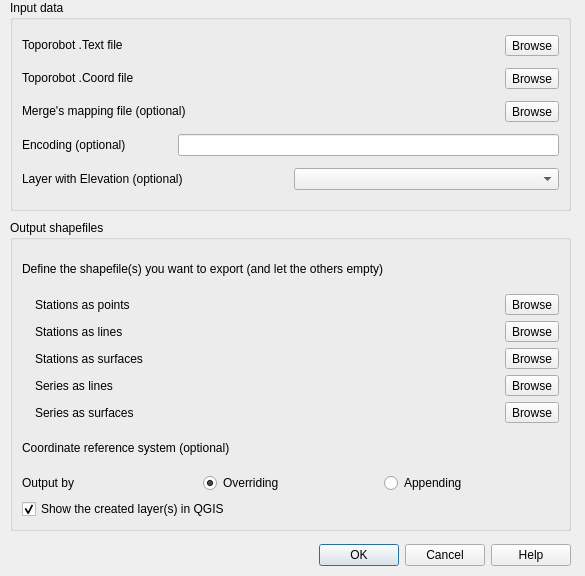
Before: the Qt Designer form toporobotimporter.ui in florianhof/ToporobotImporter, drawn with Qt 5.
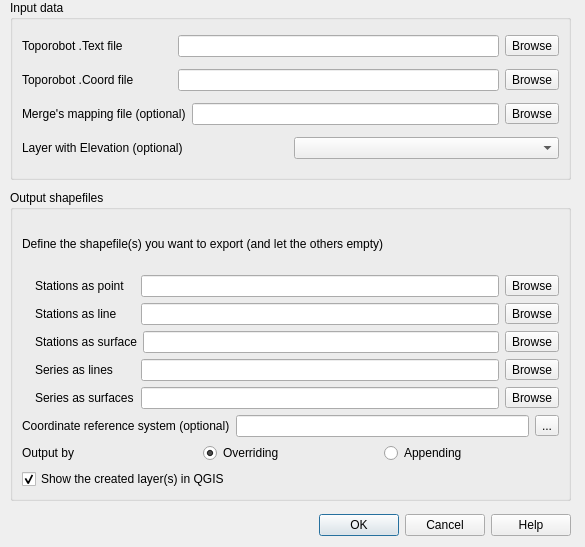
After: the same form once the commit is applied. Icons and pictures are not drawn. Custom widgets are drawn as their Qt base class.

Diff of the .ui file:
```diff
--- a/toporobotimporter.ui
+++ b/toporobotimporter.ui
@@ -7,15 +7,9 @@
     <x>0</x>
     <y>0</y>
     <width>585</width>
-    <height>576</height>
+    <height>547</height>
    </rect>
   </property>
-  <property name="sizePolicy">
-   <sizepolicy hsizetype="Expanding" vsizetype="Expanding">
-    <horstretch>0</horstretch>
-    <verstretch>0</verstretch>
-   </sizepolicy>
-  </property>
   <property name="windowTitle">
    <string>ToporobotImporter</string>
   </property>
@@ -23,7 +17,7 @@
    <property name="geometry">
     <rect>
      <x>10</x>
-     <y>540</y>
+     <y>510</y>
      <width>561</width>
      <height>31</height>
     </rect>
@@ -41,15 +35,9 @@
      <x>10</x>
      <y>0</y>
      <width>561</width>
-     <height>211</height>
+     <height>180</height>
     </rect>
    </property>
-   <property name="sizePolicy">
-    <sizepolicy hsizetype="Expanding" vsizetype="Preferred">
-     <horstretch>0</horstretch>
-     <verstretch>0</verstretch>
-    </sizepolicy>
-   </property>
    <property name="title">
     <string>Input data</string>
    </property>
@@ -76,14 +64,7 @@
        </widget>
       </item>
       <item>
-       <widget class="QgsFileWidget" name="leToporobotText" native="true">
-        <property name="sizePolicy">
-         <sizepolicy hsizetype="Expanding" vsizetype="Preferred">
-          <horstretch>0</horstretch>
-          <verstretch>0</verstretch>
-         </sizepolicy>
-        </property>
-       </widget>
+       <widget class="QgsFileDropEdit" name="leToporobotText"/>
       </item>
       <item>
        <widget class="QToolButton" name="bBrowseToporobotText">
@@ -116,14 +97,7 @@
        </widget>
       </item>
       <item>
-       <widget class="QgsFileWidget" name="leToporobotCoord" native="true">
-        <property name="sizePolicy">
-         <sizepolicy hsizetype="Expanding" vsizetype="Preferred">
-          <horstretch>0</horstretch>
-          <verstretch>0</verstretch>
-         </sizepolicy>
-        </property>
-       </widget>
+       <widget class="QgsFileDropEdit" name="leToporobotCoord"/>
       </item>
       <item>
        <widget class="QToolButton" name="bBrowseToporobotCoord">
@@ -156,7 +130,7 @@
        </widget>
       </item>
       <item>
-       <widget class="QgsFileWidget" name="leMergeMapping" native="true"/>
+       <widget class="QgsFileDropEdit" name="leMergeMapping"/>
       </item>
       <item>
        <widget class="QToolButton" name="bBrowseMergeMapping">
@@ -168,39 +142,7 @@
      </layout>
     </item>
     <item>
-     <layout class="QHBoxLayout" name="horizontalLayoutEncoding">
-      <item>
-       <widget class="QLabel" name="label_7">
-        <property name="sizePolicy">
-         <sizepolicy hsizetype="Preferred" vsizetype="Preferred">
-          <horstretch>0</horstretch>
-          <verstretch>0</verstretch>
-         </sizepolicy>
-        </property>
-        <property name="minimumSize">
-         <size>
-          <width>150</width>
-          <height>0</height>
-         </size>
-        </property>
-        <property name="baseSize">
-         <size>
-          <width>150</width>
-          <height>0</height>
-         </size>
-        </property>
-        <property name="text">
-         <string>Encoding (optional)</string>
-        </property>
-       </widget>
-      </item>
-      <item>
-       <widget class="QLineEdit" name="leEncoding"/>
-      </item>
-     </layout>
-    </item>
-    <item>
-     <layout class="QHBoxLayout" name="horizontalLayoutDem">
+     <layout class="QHBoxLayout" name="horizontalLayout_5">
       <item>
        <widget class="QLabel" name="label_5">
         <property name="sizePolicy">
@@ -237,13 +179,13 @@
    <property name="geometry">
     <rect>
      <x>10</x>
-     <y>220</y>
+     <y>190</y>
      <width>561</width>
      <height>311</height>
     </rect>
    </property>
    <property name="sizePolicy">
-    <sizepolicy hsizetype="Expanding" vsizetype="MinimumExpanding">
+    <sizepolicy hsizetype="Preferred" vsizetype="Fixed">
      <horstretch>0</horstretch>
      <verstretch>0</verstretch>
     </sizepolicy>
@@ -286,19 +228,12 @@
          </size>
         </property>
         <property name="text">
-         <string>Stations as points</string>
+         <string>Stations as point</string>
         </property>
        </widget>
       </item>
       <item>
-       <widget class="QgsFileWidget" name="leOutPoints" native="true">
-        <property name="sizePolicy">
-         <sizepolicy hsizetype="Expanding" vsizetype="Preferred">
-          <horstretch>0</horstretch>
-          <verstretch>0</verstretch>
-         </sizepolicy>
-        </property>
-       </widget>
+       <widget class="QgsFileDropEdit" name="leOutPoints"/>
       </item>
       <item>
        <widget class="QToolButton" name="bBrowseOutPoints">
@@ -336,19 +271,12 @@
          </size>
         </property>
         <property name="text">
-         <string>Stations as lines</string>
+         <string>Stations as line</string>
         </property>
        </widget>
       </item>
       <item>
-       <widget class="QgsFileWidget" name="leOutAims" native="true">
-        <property name="sizePolicy">
-         <sizepolicy hsizetype="Expanding" vsizetype="Preferred">
-          <horstretch>0</horstretch>
-          <verstretch>0</verstretch>
-         </sizepolicy>
-        </property>
-       </widget>
+       <widget class="QgsFileDropEdit" name="leOutAims"/>
       </item>
       <item>
        <widget class="QToolButton" name="bBrowseOutAims">
@@ -386,19 +314,12 @@
          </size>
         </property>
         <property name="text">
-         <string>Stations as surfaces</string>
+         <string>Stations as surface</string>
         </property>
        </widget>
       </item>
       <item>
-       <widget class="QgsFileWidget" name="leOutAimsSurface" native="true">
-        <property name="sizePolicy">
-         <sizepolicy hsizetype="Expanding" vsizetype="Preferred">
-          <horstretch>0</horstretch>
-          <verstretch>0</verstretch>
-         </sizepolicy>
-        </property>
-       </widget>
+       <widget class="QgsFileDropEdit" name="leOutAimsSurface"/>
       </item>
       <item>
        <widget class="QToolButton" name="bBrowseOutAimsSurface">
@@ -441,12 +362,9 @@
        </widget>
       </item>
       <item>
-       <widget class="QgsFileWidget" name="leOutSeries" native="true">
-        <property name="sizePolicy">
-         <sizepolicy hsizetype="Expanding" vsizetype="Preferred">
-          <horstretch>0</horstretch>
-          <verstretch>0</verstretch>
-         </sizepolicy>
+       <widget class="QgsFileDropEdit" name="leOutSeries">
+        <property name="enabled">
+         <bool>true</bool>
         </property>
        </widget>
       </item>
@@ -491,12 +409,9 @@
        </widget>
       </item>
       <item>
-       <widget class="QgsFileWidget" name="leOutSeriesBorder" native="true">
-        <property name="sizePolicy">
-         <sizepolicy hsizetype="Expanding" vsizetype="Fixed">
-          <horstretch>0</horstretch>
-          <verstretch>0</verstretch>
-         </sizepolicy>
+       <widget class="QgsFileDropEdit" name="leOutSeriesBorder">
+        <property name="enabled">
+         <bool>true</bool>
         </property>
        </widget>
       </item>
@@ -519,18 +434,12 @@
        </widget>
       </item>
       <item>
-       <widget class="QgsProjectionSelectionWidget" name="leSRS" native="true">
-        <property name="sizePolicy">
-         <sizepolicy hsizetype="Expanding" vsizetype="Preferred">
-          <horstretch>0</horstretch>
-          <verstretch>0</verstretch>
-         </sizepolicy>
-        </property>
-        <property name="baseSize">
-         <size>
-          <width>0</width>
-          <height>21</height>
-         </size>
+       <widget class="QLineEdit" name="leSRS"/>
+      </item>
+      <item>
+       <widget class="QToolButton" name="bSRS">
+        <property name="text">
+         <string>...</string>
         </property>
        </widget>
       </item>
@@ -585,13 +494,8 @@
  </widget>
  <customwidgets>
   <customwidget>
-   <class>QgsFileWidget</class>
-   <extends>QWidget</extends>
-   <header>qgis/gui.h</header>
-  </customwidget>
-  <customwidget>
-   <class>QgsProjectionSelectionWidget</class>
-   <extends>QWidget</extends>
+   <class>QgsFileDropEdit</class>
+   <extends>QLineEdit</extends>
    <header>qgis/gui.h</header>
   </customwidget>
  </customwidgets>
```
Left out of the diff: 32 changed lines with no effect on the pictures.
